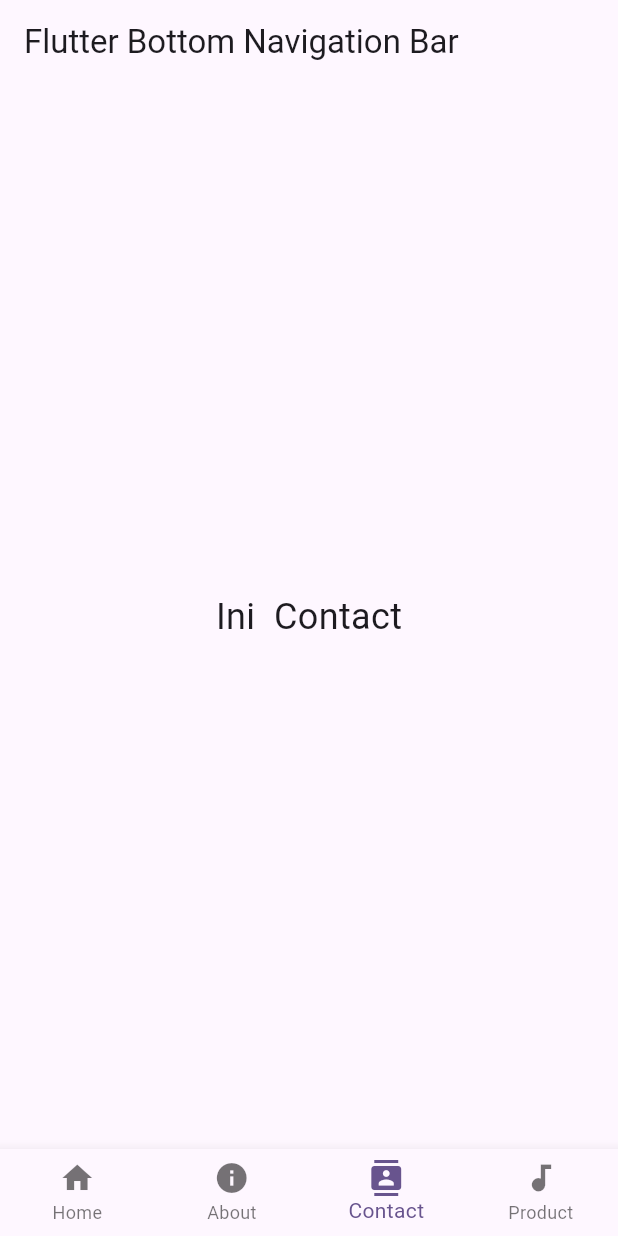
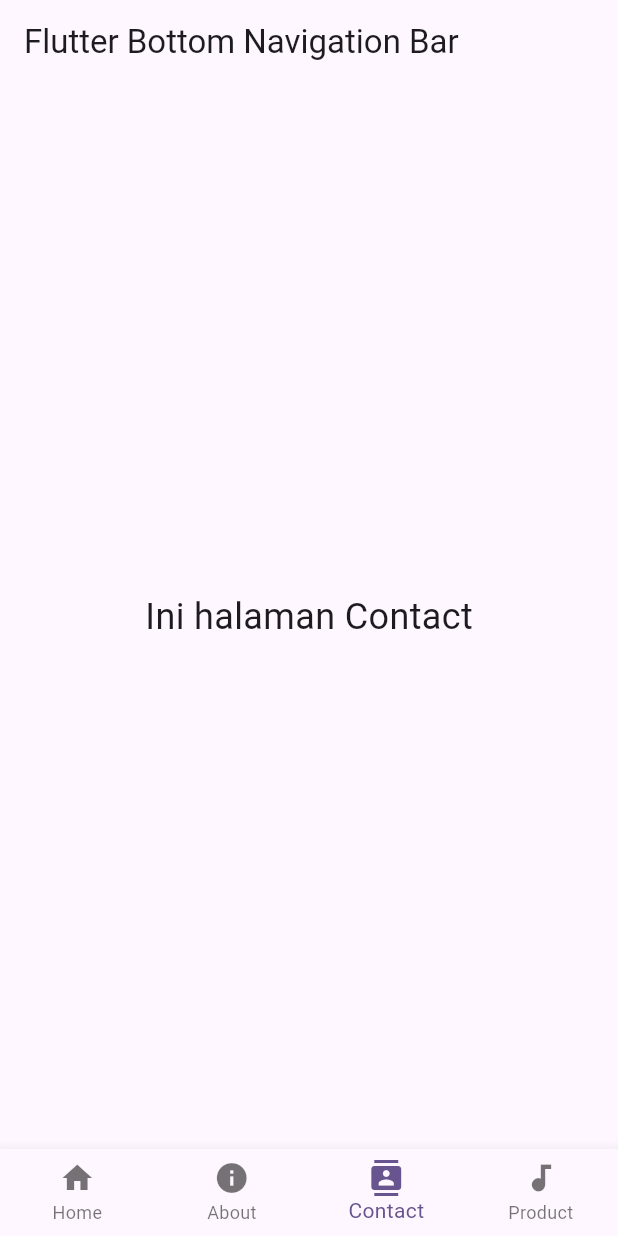
Before and after one commit to ilhamafandi21/firstapp, a Flutter app: the screen it shows after launch, item 3 of the bottom bar chosen, on a phone screen of 412 x 824 dp. Run offline on Flutter 3.47's test engine with Material 3 defaults, Android fonts, the phone set to English and light mode, and no system bars.

Commit message:
30-09-2025

```diff
--- a/lib/main.dart
+++ b/lib/main.dart
@@ -30,7 +30,7 @@ class _MyHomePageState extends State<MyHomePage>{
   final List<Widget> _pages = const [
     Center(child: Text("Ini halaman Home", style: TextStyle(fontSize: 24))),
     Center(child: Text("Ini halaman About", style: TextStyle(fontSize: 24))),
-    Center(child: Text("Ini  Contact", style: TextStyle(fontSize: 24))),
+    Center(child: Text("Ini halaman Contact", style: TextStyle(fontSize: 24))),
     Center(child: Text("Ini halaman Product", style: TextStyle(fontSize: 24))),
   ];
 
```
